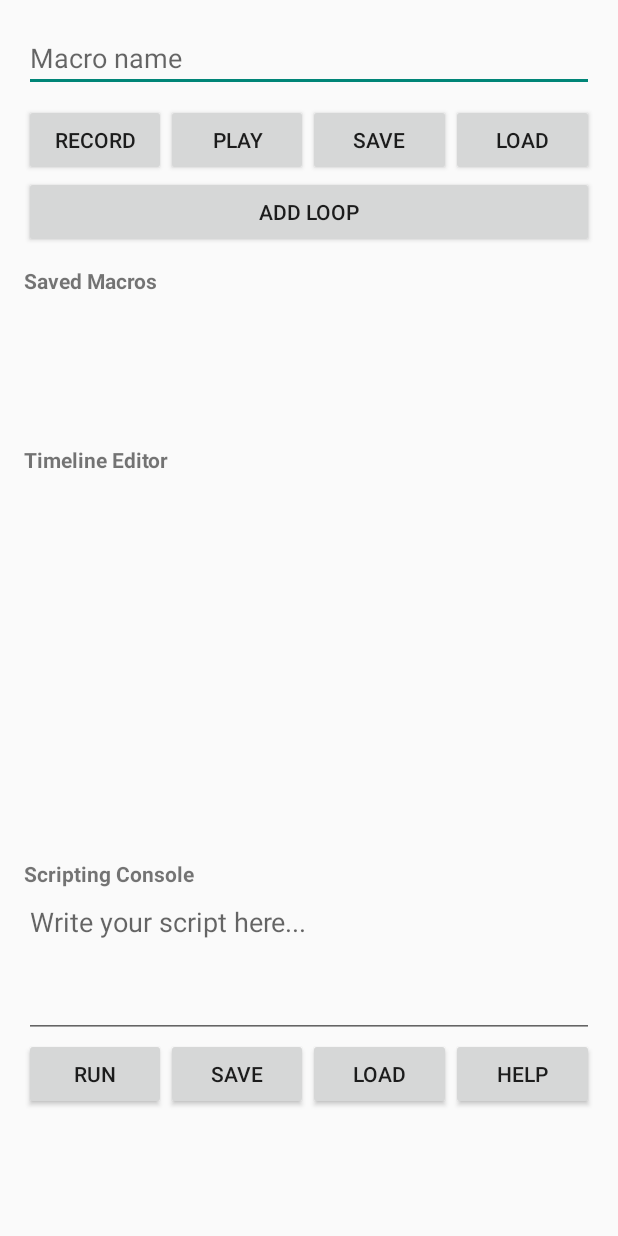
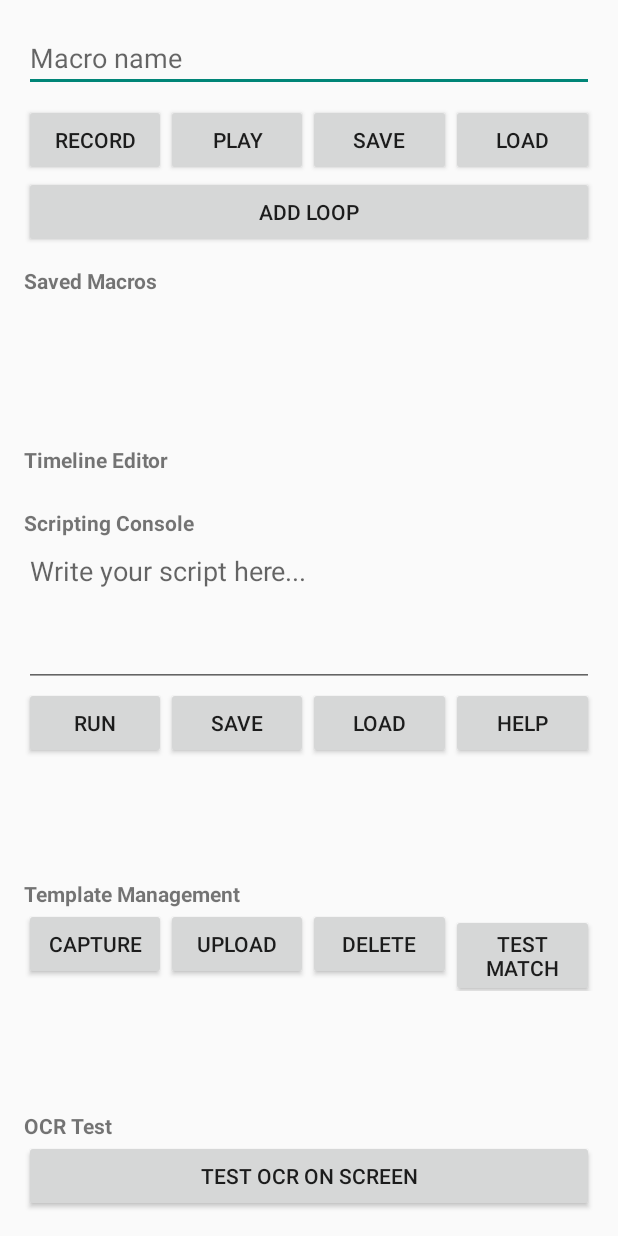
Before and after one commit to PrimordiaGod/CLICKAI, an Android app: the screen it shows after launch (MainActivity), on a phone screen of 412 x 824 dp. Run offline under Robolectric (Android 15) with nearby library versions, the phone set to English and light mode, and no system bars; libraries missing offline, so code that uses them is left out: kotlin.script.experimental.

Commit message:
Add template management UI and storage functionality
Co-authored-by: wanidspopegab42530i <wanidspopegab42530i@cmp8.org>

```diff
--- /dev/null
+++ b/app/src/main/java/com/clickai/macroapp/vision/TemplateStorage.kt
@@ -0,0 +1,29 @@
+package com.clickai.macroapp.vision
+
+import android.content.Context
+import android.graphics.Bitmap
+import java.io.File
+import java.io.FileOutputStream
+
+object TemplateStorage {
+    fun saveTemplate(context: Context, name: String, bitmap: Bitmap) {
+        val file = File(context.filesDir, "$name.template.png")
+        FileOutputStream(file).use { out ->
+            bitmap.compress(Bitmap.CompressFormat.PNG, 100, out)
+        }
+    }
+
+    fun loadTemplate(context: Context, name: String): Bitmap? {
+        val file = File(context.filesDir, "$name.template.png")
+        return if (file.exists()) android.graphics.BitmapFactory.decodeFile(file.absolutePath) else null
+    }
+
+    fun listTemplates(context: Context): List<String> {
+        return context.filesDir.listFiles()?.filter { it.name.endsWith(".template.png") }?.map { it.name.removeSuffix(".template.png") } ?: emptyList()
+    }
+
+    fun deleteTemplate(context: Context, name: String) {
+        val file = File(context.filesDir, "$name.template.png")
+        if (file.exists()) file.delete()
+    }
+}
--- a/app/src/main/res/layout/activity_main.xml
+++ b/app/src/main/res/layout/activity_main.xml
@@ -117,4 +117,56 @@
         android:layout_height="60dp"
         android:layout_marginBottom="8dp" />
 
+    <TextView
+        android:layout_width="wrap_content"
+        android:layout_height="wrap_content"
+        android:text="Template Management"
+        android:textStyle="bold"
+        android:layout_marginTop="12dp" />
+    <LinearLayout
+        android:layout_width="match_parent"
+        android:layout_height="wrap_content"
+        android:orientation="horizontal">
+        <Button
+            android:id="@+id/btnCaptureTemplate"
+            android:layout_width="0dp"
+            android:layout_height="wrap_content"
+            android:layout_weight="1"
+            android:text="Capture" />
+        <Button
+            android:id="@+id/btnUploadTemplate"
+            android:layout_width="0dp"
+            android:layout_height="wrap_content"
+            android:layout_weight="1"
+            android:text="Upload" />
+        <Button
+            android:id="@+id/btnDeleteTemplate"
+            android:layout_width="0dp"
+            android:layout_height="wrap_content"
+            android:layout_weight="1"
+            android:text="Delete" />
+        <Button
+            android:id="@+id/btnTestTemplate"
+            android:layout_width="0dp"
+            android:layout_height="wrap_content"
+            android:layout_weight="1"
+            android:text="Test Match" />
+    </LinearLayout>
+    <ListView
+        android:id="@+id/templateList"
+        android:layout_width="match_parent"
+        android:layout_height="60dp"
+        android:layout_marginBottom="8dp" />
+    <TextView
+        android:layout_width="wrap_content"
+        android:layout_height="wrap_content"
+        android:text="OCR Test"
+        android:textStyle="bold"
+        android:layout_marginTop="12dp" />
+    <Button
+        android:id="@+id/btnTestOCR"
+        android:layout_width="match_parent"
+        android:layout_height="wrap_content"
+        android:text="Test OCR on Screen" />
+
 </LinearLayout>
```
